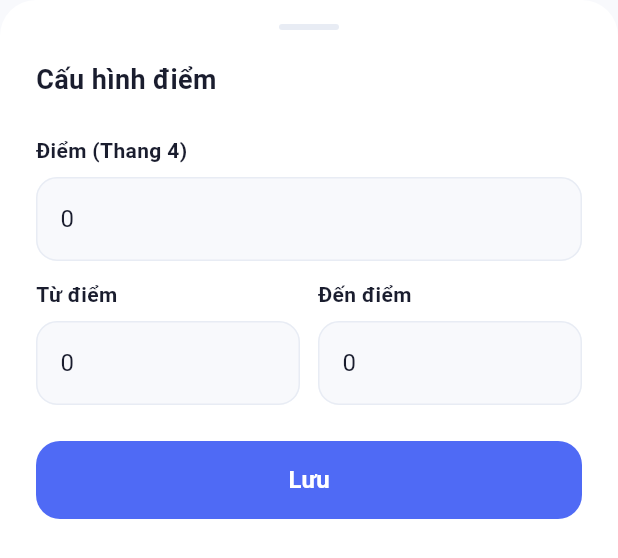
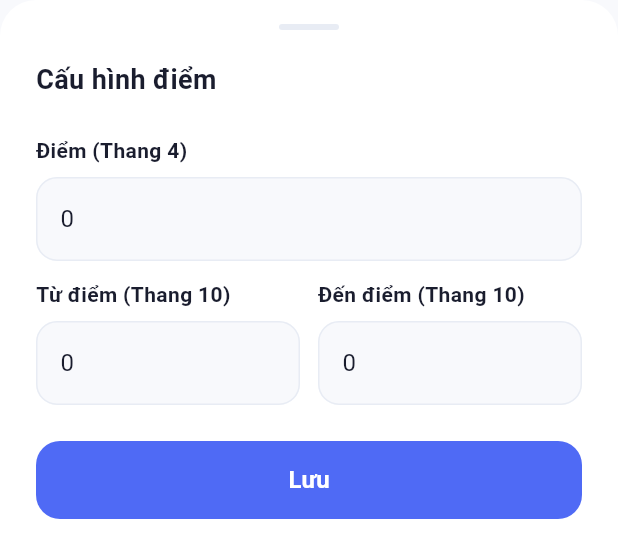
Before and after one commit to TruongPersonal/UniGPA, a Flutter app: the _EditGradeSheet widget shown alone on an empty page, opened directly with empty values, on a phone screen of 412 x 824 dp. Shown: the top 558 px of the screen. Run offline on Flutter 3.47's test engine with Material 3 defaults, Android fonts, the phone set to English and light mode, and no system bars; our stand-ins replace csv, file_picker, fl_chart, hive, hive_flutter, universal_io; missing offline and left inert: universal_html; accounts and stored records are empty.

Commit message:
Sửa đổi input field và cấu hình thang điểm

```diff
--- a/lib/features/grades/widgets/grade_config_view.dart
+++ b/lib/features/grades/widgets/grade_config_view.dart
@@ -263,7 +263,7 @@ class _EditGradeSheetState extends State<_EditGradeSheet> {
               Expanded(
                 child: AppTextField(
                   controller: _startCtrl,
-                  label: 'Từ điểm',
+                  label: 'Từ điểm (Thang 10)',
                   hint: 'vd: 0.0',
                   keyboardType: const TextInputType.numberWithOptions(decimal: true),
                 ),
@@ -272,7 +272,7 @@ class _EditGradeSheetState extends State<_EditGradeSheet> {
               Expanded(
                 child: AppTextField(
                   controller: _endCtrl,
-                  label: 'Đến điểm',
+                  label: 'Đến điểm (Thang 10)',
                   hint: 'vd: 10.0',
                   keyboardType: const TextInputType.numberWithOptions(decimal: true),
                 ),
```
Also changed, not shown: lib/features/home/widgets/target_gpa_calculator.dart (+8 -0 lines).
